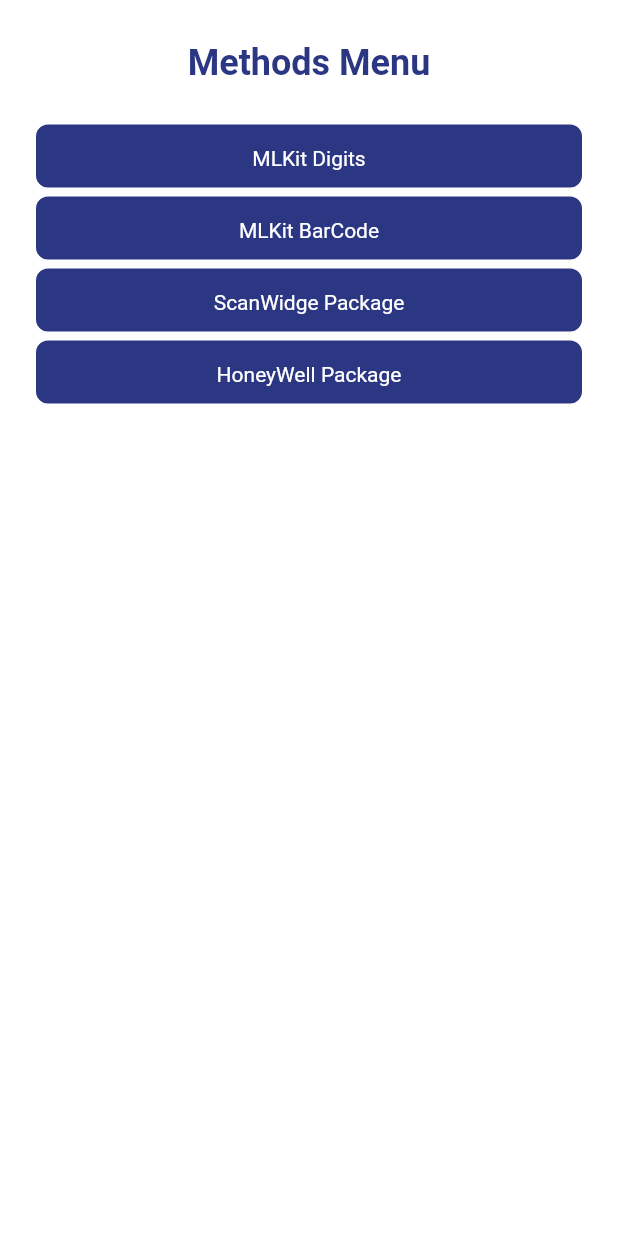
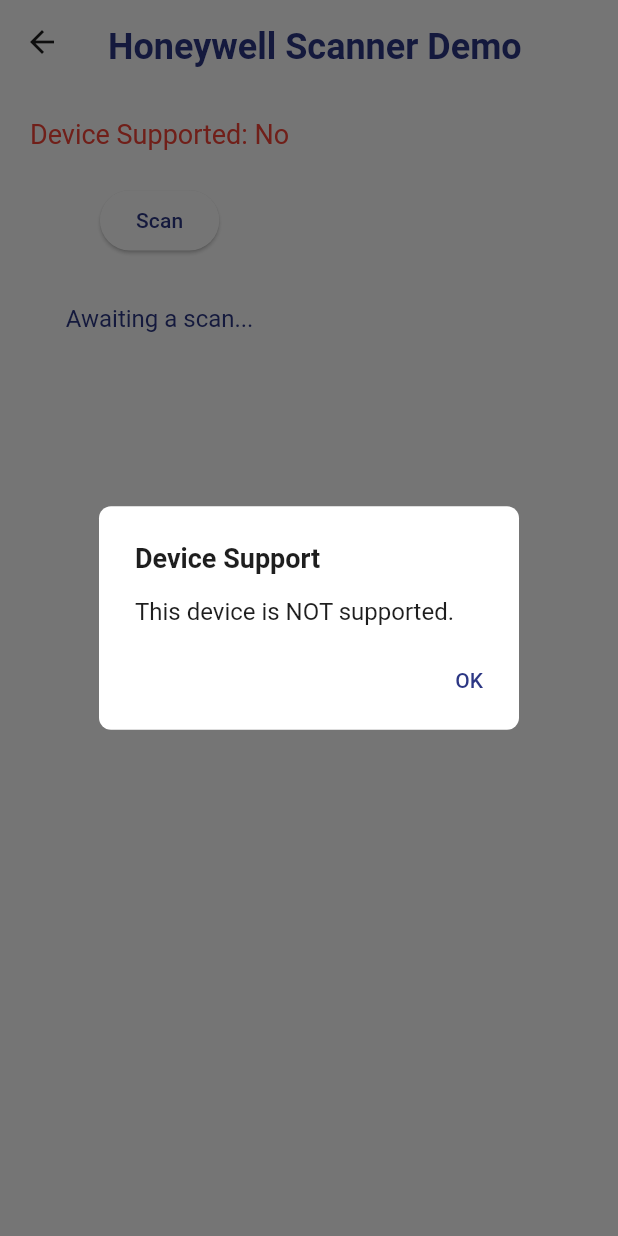
Before and after one commit to cln-Kafka/ForFlutter, a Flutter app: the screen it shows after launch, after a tap on "HoneyWell Package", on a phone screen of 412 x 824 dp. Run offline on Flutter 3.47's test engine with Material 3 defaults, Android fonts, the phone set to English and light mode, and no system bars; our stand-ins replace camera, flutter_bloc, share_plus; missing offline and left inert: google_mlkit_barcode_scanning, google_mlkit_text_recognition, honeywell_scanner, scanwedge.

Commit message:
Added a scanning screen that uses honeywell_scanner package

```diff
--- /dev/null
+++ b/ocr_scanner/lib/honeywell_package/honeywell_scanner_screen.dart
@@ -0,0 +1,117 @@
+import 'package:flutter/material.dart';
+import 'package:honeywell_scanner/honeywell_scanner.dart';
+
+// TODO: Can't be tested so code might not be working properly
+
+class HoneywellScannerScreen extends StatefulWidget {
+  const HoneywellScannerScreen({super.key});
+
+  @override
+  HoneywellScannerScreenState createState() => HoneywellScannerScreenState();
+}
+
+class HoneywellScannerScreenState extends State<HoneywellScannerScreen> {
+  final HoneywellScanner _scanner = HoneywellScanner();
+
+  String? _scanResult;
+  bool _isSupported = false;
+  bool _scannerStarted = false;
+
+  @override
+  void initState() {
+    super.initState();
+    _checkSupport();
+  }
+
+  /// Check if the current device is supported
+  Future<void> _checkSupport() async {
+    bool supported = await _scanner.isSupported();
+    setState(() => _isSupported = supported);
+
+    showDialog(
+      context: context,
+      builder: (_) => AlertDialog(
+        title: Text("Device Support"),
+        content: Text(
+          supported
+              ? "This device is supported for Honeywell scanning!"
+              : "This device is NOT supported.",
+        ),
+        actions: [
+          TextButton(
+            child: Text("OK"),
+            onPressed: () => Navigator.of(context).pop(),
+          ),
+        ],
+      ),
+    );
+  }
+
+  /// Set callback listeners
+  void _setScannerCallbacks() {
+    _scanner.setScannerDecodeCallback((scannedData) {
+      setState(() {
+        _scanResult = scannedData?.code ?? "No data";
+      });
+    });
+
+    _scanner.setScannerErrorCallback((error) {
+      setState(() {
+        _scanResult = "SCAN ERROR: $error";
+      });
+    });
+  }
+
+  /// Start the scanner listener
+  Future<void> _startScanner() async {
+    _setScannerCallbacks();
+    await _scanner.startScanner();
+    setState(() => _scannerStarted = true);
+  }
+
+  /// Trigger a scan (software trigger)
+  Future<void> _triggerScan() async {
+    if (!_scannerStarted) await _startScanner();
+    await _scanner.startScanning();
+  }
+
+  @override
+  void dispose() {
+    _scanner.disposeScanner();
+    super.dispose();
+  }
+
+  @override
+  Widget build(BuildContext context) {
+    return Scaffold(
+      appBar: AppBar(title: Text("Honeywell Scanner Demo")),
+      body: Padding(
+        padding: const EdgeInsets.all(20),
+        child: Column(
+          children: [
+            Text(
+              "Device Supported: ${_isSupported ? "Yes" : "No"}",
+              style: TextStyle(
+                fontSize: 18,
+                color: _isSupported ? Colors.green : Colors.red,
+              ),
+            ),
+
+            const SizedBox(height: 20),
+
+            ElevatedButton(onPressed: _triggerScan, child: Text("Scan")),
+
+            const SizedBox(height: 30),
+
+            Text(
+              _scanResult != null
+                  ? "Last Scan: $_scanResult"
+                  : "Awaiting a scan...",
+              style: TextStyle(fontSize: 16),
+            ),
+          ],
+        ),
+      ),
+    );
+  }
+}
--- a/ocr_scanner/lib/methods_menu_view.dart
+++ b/ocr_scanner/lib/methods_menu_view.dart
@@ -1,4 +1,5 @@
 import 'package:flutter/material.dart';
+import 'package:ocr_scanner/honeywell_package/honeywell_scanner_screen.dart';
 import 'package:ocr_scanner/mlkit_barcode/mlkit_barcode_home_view.dart';
 import 'package:ocr_scanner/mlkit_digits/mlkit_digits_home_view.dart';
 import 'package:ocr_scanner/scanwedge/scanwedge_stream_mode.dart';
@@ -55,7 +56,16 @@ class MethodsMenuView extends StatelessWidget {
                   child: Text('ScanWidge Package'),
                 ),
                 FilledButton(
-                  onPressed: () {},
+                  onPressed: () {
+                    Navigator.push(
+                      context,
+                      MaterialPageRoute(
+                        builder: (context) {
+                          return HoneywellScannerScreen();
+                        },
+                      ),
+                    );
+                  },
                   child: Text('HoneyWell Package'),
                 ),
               ],
```
